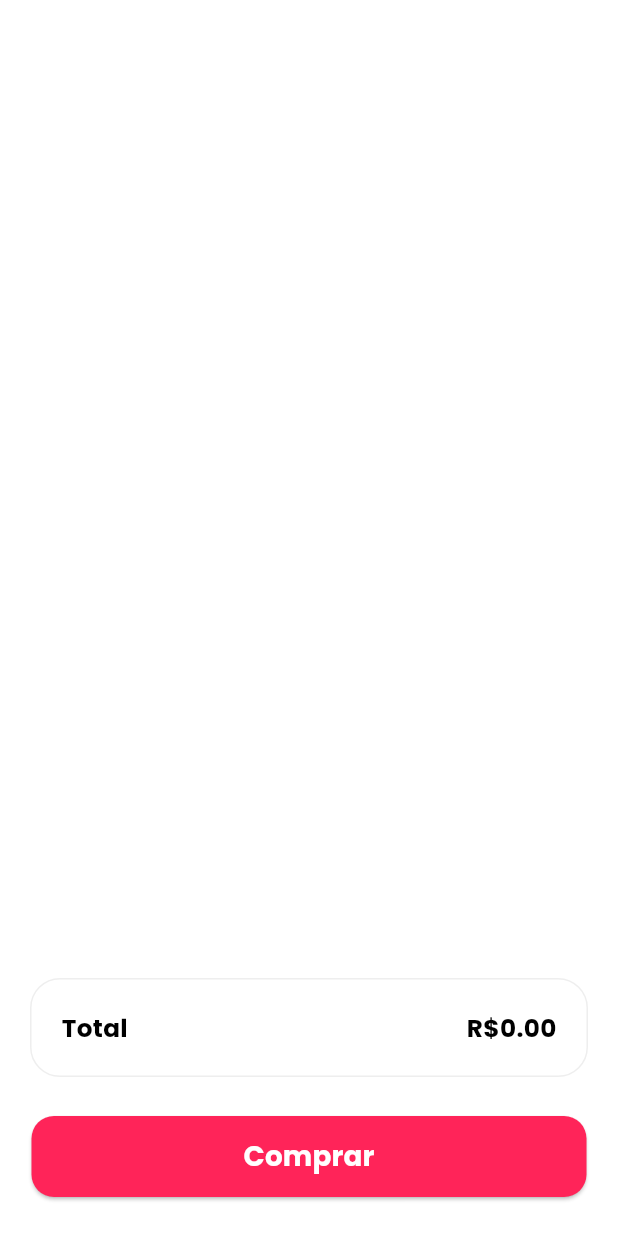
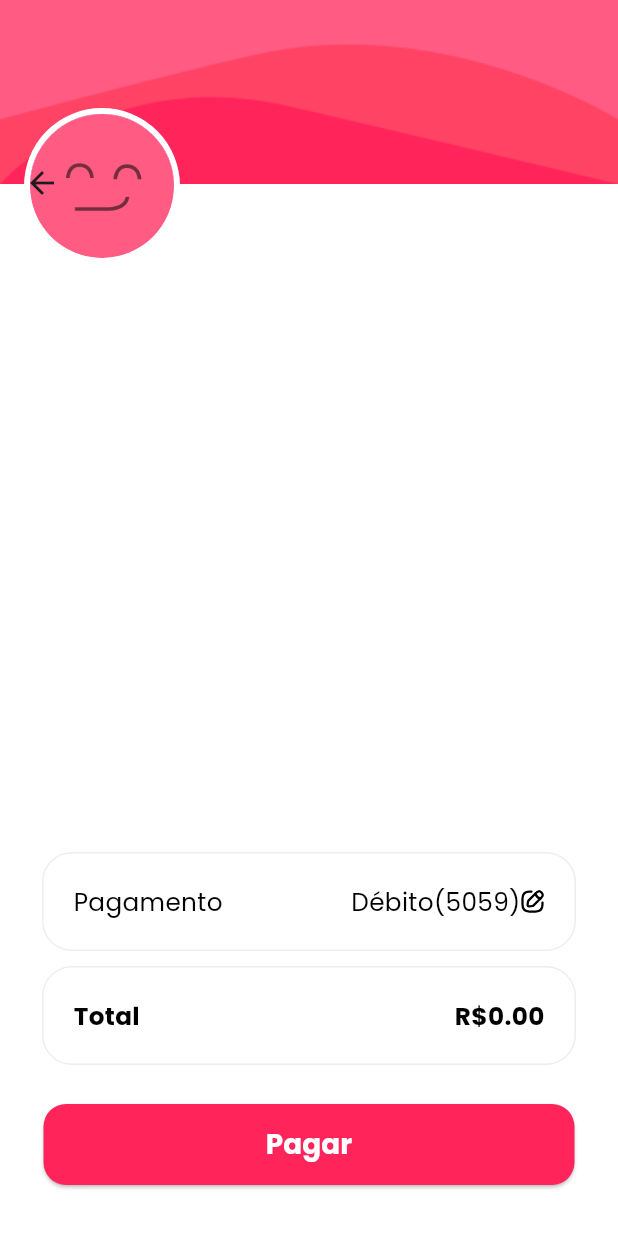
Before and after one commit to MJCantina/MJCantina-mobile-front-en, a Flutter app: the CartWith screen opened directly, after a tap on "Comprar", on a phone screen of 412 x 824 dp. Run offline on Flutter 3.47's test engine with Material 3 defaults, Android fonts, the phone set to English and light mode, and no system bars; our stand-ins replace cloud_firestore, firebase_auth, firebase_core, flutter_secure_storage, flutter_svg, get and 1 more; accounts and stored records are empty.

Commit message:
feat payment page

```diff
--- a/lib/common/widgets/bottom_bar/bottombar.dart
+++ b/lib/common/widgets/bottom_bar/bottombar.dart
@@ -90,6 +90,7 @@ class BottombarState extends State<Bottombar> {
           ),
         ),
       ),
+      extendBody: true,
     );
   }
 
--- a/lib/common/widgets/modals/cart.dart
+++ b/lib/common/widgets/modals/cart.dart
@@ -4,6 +4,7 @@ import 'package:cantina_senai/common/widgets/module/moduleborder.dart';
 import 'package:cantina_senai/core/configs/theme/app_fonts.dart';
 import 'package:cantina_senai/core/configs/theme/app_colors.dart';
 import 'package:cantina_senai/data/models/services/cart_controller.dart';
+import 'package:cantina_senai/presentation/pagamento/payment.dart';
 import 'package:cloud_firestore/cloud_firestore.dart';
 import 'package:flutter/material.dart';
 import 'package:get/get.dart';
@@ -53,7 +54,6 @@ class _CartWithState extends State<CartWith> {
                   int productQuantity = product['quantity'] ?? 1;
                   double productPrice = double.tryParse(product['price'].toString()) ?? 0.0;
 
-                  // Calculando o preço total do produto (preço * quantidade)
                   double totalProductPrice = productPrice * productQuantity;
 
                   return Padding(
@@ -224,7 +224,9 @@ class _CartWithState extends State<CartWith> {
                   const EdgeInsets.symmetric(horizontal: 5.0, vertical: 10),
               alignment: Alignment.bottomCenter,
               child: BasicAppButton(
-                onPressed: () {},
+                onPressed: () {
+                  Get.off(PaymentPage());
+                },
                 title: 'Comprar',
               ),
             ),
--- a/lib/core/configs/theme/app_vectors.dart
+++ b/lib/core/configs/theme/app_vectors.dart
@@ -28,4 +28,5 @@ class AppVectors {
   static const String eye = '${basePath}eye$format';
   static const String eyeslash = '${basePath}eyeslash$format';
   static const String bagHappy = '${basePath}bagHappy$format';
+  static const String edit = '${basePath}edit$format';
 }
--- /dev/null
+++ b/lib/presentation/pagamento/payment.dart
@@ -0,0 +1,265 @@
+import 'package:cantina_senai/common/widgets/base_button/appbutton.dart';
+import 'package:cantina_senai/common/widgets/module/moduleborder.dart';
+import 'package:cantina_senai/core/configs/theme/app_colors.dart';
+import 'package:cantina_senai/core/configs/theme/app_fonts.dart';
+import 'package:cantina_senai/core/configs/theme/app_images.dart';
+import 'package:cantina_senai/core/configs/theme/app_vectors.dart';
+import 'package:cantina_senai/data/models/services/auth_services.dart';
+import 'package:cantina_senai/data/models/services/cart_controller.dart';
+import 'package:flutter/material.dart';
+import 'package:flutter_svg/svg.dart';
+import 'package:get/get.dart';
+
+class PaymentPage extends StatefulWidget {
+  const PaymentPage({super.key});
+
+  @override
+  State<PaymentPage> createState() => _PaymentPageState();
+}
+
+class _PaymentPageState extends State<PaymentPage> {
+  var user = AuthService.to.user?.displayName;
+  var userEmail = AuthService.to.user?.email;
+  final cartController = Get.find<CartController>();
+
+  int _contador = 1;
+
+  void _adicionarItem() {
+    setState(() {
+      _contador++;
+    });
+  }
+
+  void _diminuirItem() {
+    setState(() {
+      if (_contador > 1) {
+        _contador--;
+      }
+    });
+  }
+
+  @override
+  Widget build(BuildContext context) {
+    double screenHeight = MediaQuery.of(context).size.height;
+    double screenWidth = MediaQuery.of(context).size.width;
+    final size = MediaQuery.of(context).size;
+
+    return Scaffold(
+      appBar: AppBar(
+        leading: IconButton(onPressed: (){
+          Get.back();
+        }, icon: Icon(Icons.arrow_back)),
+        scrolledUnderElevation: 8.0,
+        shadowColor: Colors.black.withOpacity(0.25),
+        toolbarHeight: 244,
+        flexibleSpace: Stack(
+          children: [
+            Positioned(
+              top: 0,
+              left: 0,
+              right: 0,
+              child: Image.asset(
+                AppImages.wavegradient,
+                fit: BoxFit.fitWidth,
+              ),
+            ),
+            Positioned(
+                top: 72,
+                left: 16,
+                child: Container(
+                  width: 104,
+                  height: 104,
+                  decoration: BoxDecoration(
+                    shape: BoxShape.circle,
+                    border: Border.all(
+                      color: AppColors.white,
+                      width: 4,
+                    ),
+                  ),
+                  child: const CircleAvatar(
+                    backgroundImage: AssetImage('assets/imgs/profile.png'),
+                  ),
+                )),
+            Positioned(
+              top: 180,
+              right: 0,
+              left: 0,
+              child: Padding(
+                padding: const EdgeInsets.symmetric(horizontal: 16),
+                child: Column(
+                  crossAxisAlignment: CrossAxisAlignment.start,
+                  children: [
+                    Padding(
+                      padding: const EdgeInsets.only(bottom: 16, top: 4),
+                      child: Column(
+                        crossAxisAlignment: CrossAxisAlignment.start,
+                        children: [
+                          Text(
+                            user!,
+                            style: AppFonts.titleField(context),
+                          ),
+                        ],
+                      ),
+                    )
+                  ],
+                ),
+              ),
+            ),
+          ],
+        ),
+      ),
+      body: Obx(() {
+        final cartItems = cartController.cartItems;
+        return Padding(
+          padding: const EdgeInsets.all(8.0),
+          child: Column(
+            children: [
+              Expanded(
+                child: ListView.builder(
+                  itemCount: cartItems.length,
+                  itemBuilder: (context, index) {
+                    final product = cartItems[index];
+                    return Padding(
+                      padding: const EdgeInsets.all(8.0),
+                      child: Column(
+                        children: [
+                          SizedBox(
+                            width: size.width,
+                            child: Row(
+                              mainAxisAlignment: MainAxisAlignment.spaceBetween,
+                              children: [
+                                Column(
+                                  crossAxisAlignment: CrossAxisAlignment.start,
+                                  children: [
+                                    Text(
+                                      product['title'],
+                                      style: AppFonts.boldtitle(context),
+                                    ),
+                                    Text(
+                                      'R\$${product['price']}',
+                                      style: AppFonts.subtitle(context),
+                                    ),
+                                  ],
+                                ),
+                                Container(
+                                  width: screenWidth * 0.25, // Largura do botão
+                                  height: screenHeight * 0.04,
+                                  decoration: BoxDecoration(
+                                    color: AppColors.white,
+                                    borderRadius: BorderRadius.circular(20),
+                                    boxShadow: [
+                                      BoxShadow(
+                                        color: Colors.black.withOpacity(0.20),
+                                        spreadRadius: 1,
+                                        blurRadius: 3,
+                                        offset: Offset(0, 3),
+                                      ),
+                                    ],
+                                  ), // Altura do botão
+                                  child: Row(
+                                    mainAxisAlignment: MainAxisAlignment.center,
+                                    children: [
+                                      IconButton(
+                                        onPressed: _diminuirItem,
+                                        icon: Icon(Icons.remove_circle),
+                                        color: AppColors.primary,
+                                        iconSize:
+                                            screenWidth * 0.04, // Ícone menor
+                                        padding: EdgeInsets.zero,
+                                      ),
+                                      Text(
+                                        '$_contador', // Mostra a quantidade
+                                        style: TextStyle(
+                                          fontSize: screenWidth *
+                                              0.025, // Texto menor
+                                          color: Colors.black,
+                                          fontWeight: FontWeight.bold,
+                                        ),
+                                        overflow: TextOverflow
+                                            .ellipsis, // Evitar overflow no texto
+                                      ),
+                                      IconButton(
+                                        onPressed: _adicionarItem,
+                                        icon: Icon(Icons.add_circle),
+                                        color: AppColors.primary,
+                                        iconSize:
+                                            screenWidth * 0.04, // Ícone menor
+                                      ),
+                                    ],
+                                  ),
+                                ),
+                              ],
+                            ),
+                          ),
+                          Divider(
+                            color: AppColors.grey, // Cor da linha
+                            thickness: 1.0, // Espessura da linha
+
+                          ),
+                        ],
+                      ),
+                    );
+                  },
+                ),
+              ),
+              Column(
+                children: [
+                  Container(
+                    padding: const EdgeInsets.symmetric(horizontal: 20.0, vertical: 10),
+                    alignment: Alignment.bottomCenter,
+                    child: moduleBorder(
+                      child: Row(
+                        mainAxisAlignment: MainAxisAlignment.spaceBetween,
+                        children: [
+                          Text('Pagamento', style: AppFonts.textFont(context)),
+                          Row(
+                              children: [
+                                Text(
+                                  'Débito(5059)', // Exibe o total final calculado no CartController
+                                  style: AppFonts.textFont(context),
+                                ),
+                                SvgPicture.asset(AppVectors.edit)
+                              ],
+                            )
+                        ],
+                      ),
+                    ),
+                  ),
+
+                  Container(
+                    padding: const EdgeInsets.symmetric(horizontal: 20.0),
+                    alignment: Alignment.bottomCenter,
+                    child: moduleBorder(
+                      child: Row(
+                        mainAxisAlignment: MainAxisAlignment.spaceBetween,
+                        children: [
+                          Text('Total', style: AppFonts.boldtitle(context)),
+                          Obx(() {
+                            final totalPrice = cartController.total;
+                            return Text(
+                              'R\$${totalPrice.toStringAsFixed(2)}', // Exibe o total final calculado no CartController
+                              style: AppFonts.boldtitle(context),
+                            );
+                          }),
+                        ],
+                      ),
+                    ),
+                  ),
+                  Container(
+                    padding: const EdgeInsets.symmetric(
+                        horizontal: 5.0, vertical: 10),
+                    alignment: Alignment.bottomCenter,
+                    child: BasicAppButton(
+                      onPressed: () {},
+                      title: 'Pagar',
+                    ),
+                  ),
+                ],
+              ),
+            ],
+          ),
+        );
+      }),
+    );
+  }
+}
--- a/pubspec.yaml
+++ b/pubspec.yaml
@@ -41,6 +41,10 @@ dependencies:
   flutter_svg: ^2.0.10+1
   google_fonts: ^6.2.1
   flutter_secure_storage: ^9.2.2
+  razorpay_flutter: ^1.3.5
+  flutter_stripe: ^9.3.0
+  fluttertoast: ^8.2.2
+  flutter_dotenv: ^5.1.0
   get: ^4.6.6
   animations: ^2.0.4
 
```
Also changed, not shown: assets/icons/edit.svg (added), pubspec.lock, 4 other files.
